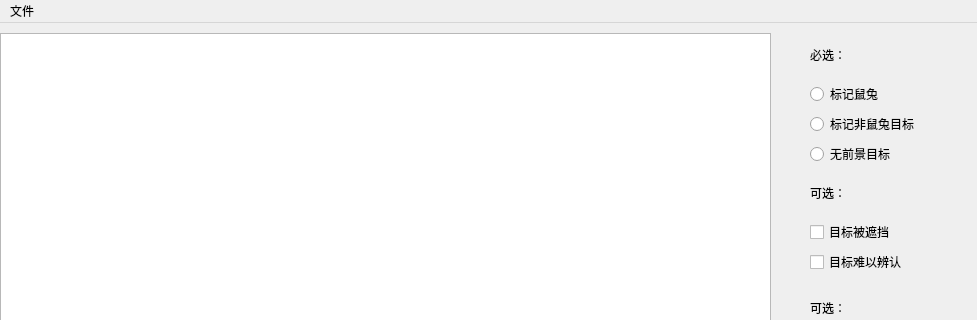
The window that annotation.ui (bobchenlut/annotation) describes before a commit, drawn with Qt 5; both pictures show x 0 to 977 and y 0 to 320 of the 977 by 807 pixel window.
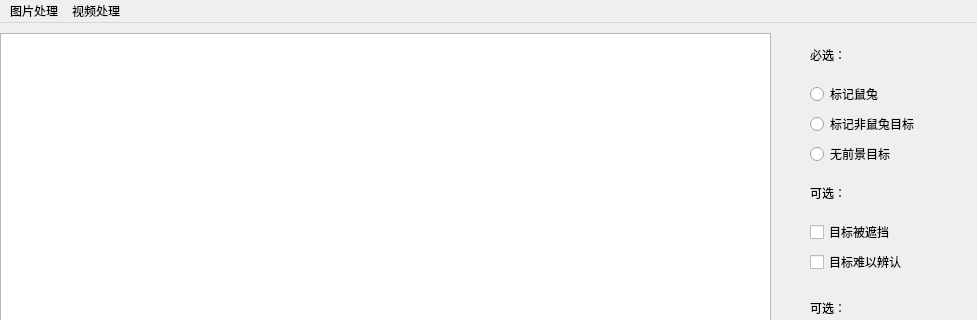
The same window after the commit.

Commit message: 开始修改视频相关的

What changed in the file:
```diff
--- a/annotation.ui
+++ b/annotation.ui
@@ -197,13 +197,20 @@
    </property>
    <widget class="QMenu" name="menuFile">
     <property name="title">
-     <string>文件</string>
+     <string>图片处理</string>
     </property>
     <addaction name="actionSelectFloader"/>
     <addaction name="actionSelectFile"/>
     <addaction name="actionClose"/>
    </widget>
+   <widget class="QMenu" name="menu">
+    <property name="title">
+     <string>视频处理</string>
+    </property>
+    <addaction name="openVideo"/>
+   </widget>
    <addaction name="menuFile"/>
+   <addaction name="menu"/>
   </widget>
   <widget class="QStatusBar" name="statusbar"/>
   <action name="actionSelectFloader">
```
Left out of the diff: 12 changed lines with no effect on the pictures. The commit also changes 8 other files.
